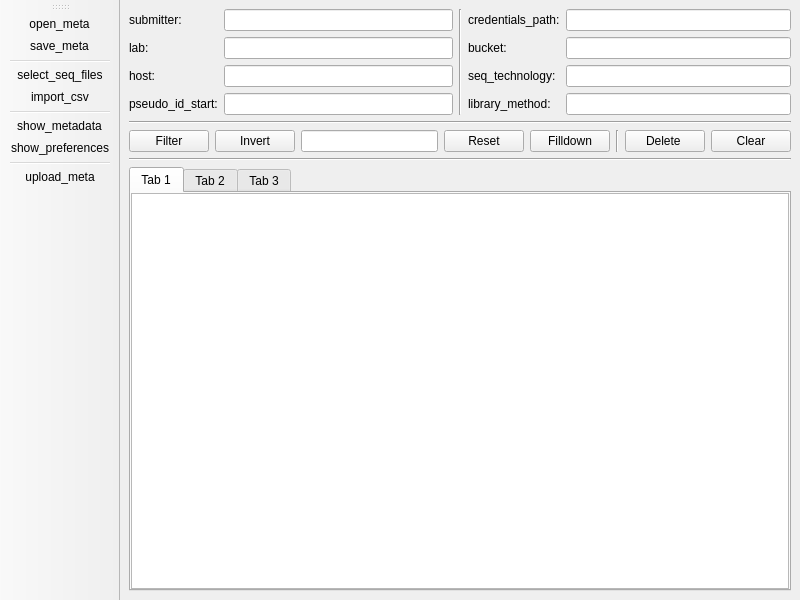
The window that ui/mw.ui (genomic-medicine-sweden/GMS-uploader) describes before a commit, drawn with Qt 5.
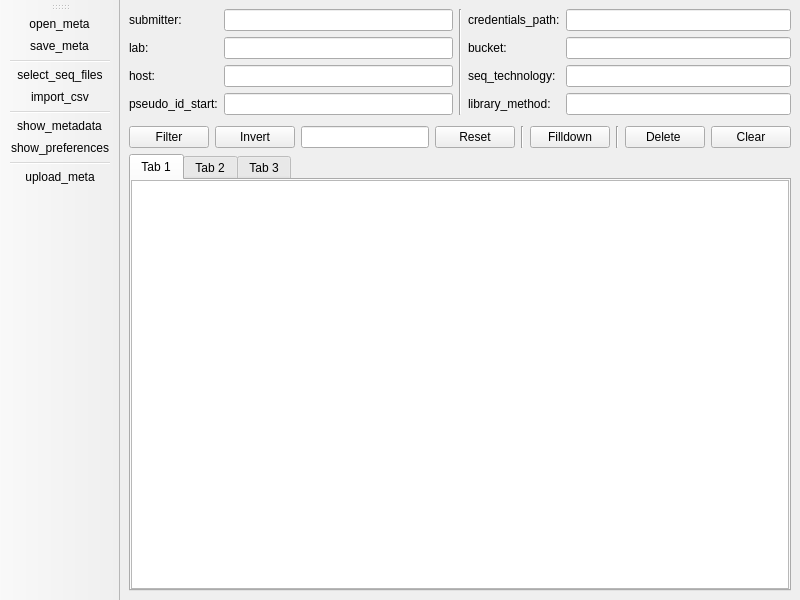
The same window after the commit.

Patch:
```diff
--- a/ui/mw.ui
+++ b/ui/mw.ui
@@ -169,22 +169,31 @@
          </layout>
         </item>
         <item>
-         <widget class="Line" name="line_2">
+         <spacer name="verticalSpacer">
           <property name="orientation">
-           <enum>Qt::Horizontal</enum>
+           <enum>Qt::Vertical</enum>
           </property>
-         </widget>
+          <property name="sizeType">
+           <enum>QSizePolicy::Fixed</enum>
+          </property>
+          <property name="sizeHint" stdset="0">
+           <size>
+            <width>20</width>
+            <height>5</height>
+           </size>
+          </property>
+         </spacer>
         </item>
         <item>
          <layout class="QGridLayout" name="gridLayout">
-          <item row="2" column="5">
-           <widget class="QLineEdit" name="lineEdit_filter">
-            <property name="toolTip">
-             <string>&lt;html&gt;&lt;head/&gt;&lt;body&gt;&lt;p&gt;freetext filter&lt;/p&gt;&lt;/body&gt;&lt;/html&gt;</string>
+          <item row="2" column="9">
+           <widget class="Line" name="line_3">
+            <property name="orientation">
+             <enum>Qt::Vertical</enum>
             </property>
            </widget>
           </item>
-          <item row="2" column="10">
+          <item row="2" column="11">
            <widget class="QPushButton" name="pushButton_clear">
             <property name="toolTip">
              <string>clear table</string>
@@ -194,24 +203,13 @@
             </property>
            </widget>
           </item>
-          <item row="2" column="7">
-           <widget class="QPushButton" name="pushButton_filldown">
+          <item row="2" column="1">
+           <widget class="QPushButton" name="pushButton_invert">
             <property name="toolTip">
-             <string>filldown from selected cell
-shortcut: ctrl+f</string>
+             <string>invert marks</string>
             </property>
             <property name="text">
-             <string>Filldown</string>
-            </property>
-           </widget>
-          </item>
-          <item row="2" column="9">
-           <widget class="QPushButton" name="pushButton_drop">
-            <property name="toolTip">
-             <string>delete marked rows</string>
-            </property>
-            <property name="text">
-             <string>Delete </string>
+             <string>Invert</string>
             </property>
            </widget>
           </item>
@@ -225,13 +223,6 @@
             </property>
            </widget>
           </item>
-          <item row="2" column="8">
-           <widget class="Line" name="line_3">
-            <property name="orientation">
-             <enum>Qt::Vertical</enum>
-            </property>
-           </widget>
-          </item>
           <item row="2" column="0">
            <widget class="QPushButton" name="pushButton_filtermarked">
             <property name="toolTip">
@@ -242,25 +233,43 @@
             </property>
            </widget>
           </item>
-          <item row="2" column="1">
-           <widget class="QPushButton" name="pushButton_invert">
+          <item row="2" column="5">
+           <widget class="QLineEdit" name="lineEdit_filter">
             <property name="toolTip">
-             <string>invert marks</string>
+             <string>&lt;html&gt;&lt;head/&gt;&lt;body&gt;&lt;p&gt;freetext filter&lt;/p&gt;&lt;/body&gt;&lt;/html&gt;</string>
             </property>
+           </widget>
+          </item>
+          <item row="2" column="8">
+           <widget class="QPushButton" name="pushButton_filldown">
+            <property name="toolTip">
+             <string>filldown from selected cell
+shortcut: ctrl+f</string>
+            </property>
             <property name="text">
-             <string>Invert</string>
+             <string>Filldown</string>
+            </property>
+           </widget>
+          </item>
+          <item row="2" column="10">
+           <widget class="QPushButton" name="pushButton_drop">
+            <property name="toolTip">
+             <string>delete marked rows</string>
+            </property>
+            <property name="text">
+             <string>Delete </string>
+            </property>
+           </widget>
+          </item>
+          <item row="2" column="7">
+           <widget class="Line" name="line_2">
+            <property name="orientation">
+             <enum>Qt::Vertical</enum>
             </property>
            </widget>
           </item>
          </layout>
         </item>
-        <item>
-         <widget class="Line" name="line_4">
-          <property name="orientation">
-           <enum>Qt::Horizontal</enum>
-          </property>
-         </widget>
-        </item>
         <item>
          <widget class="QTabWidget" name="tabWidget_metadata">
           <property name="currentIndex">
```
